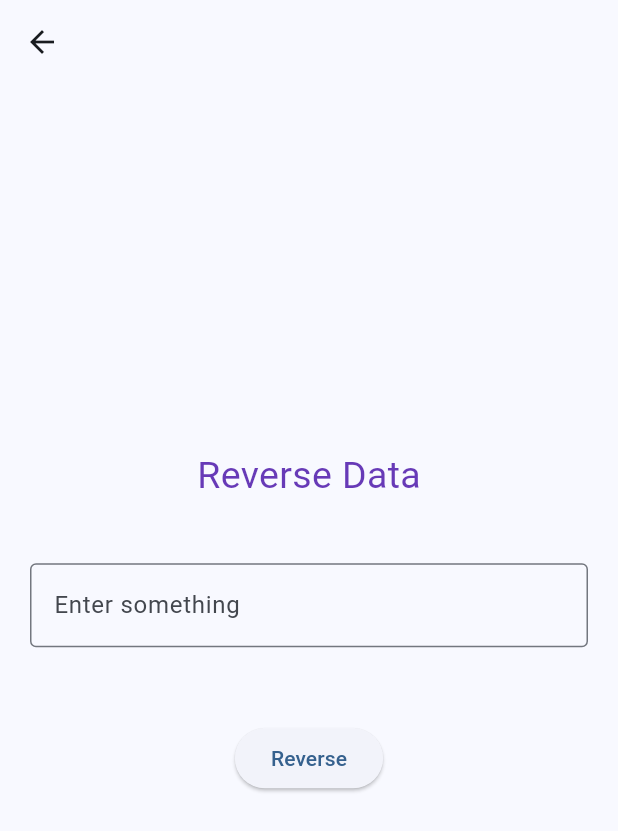
After one commit to Anandhup123/flutter_batch5, a Flutter app: the Screen8 screen opened directly, after a tap on the "arrow forward" icon, on a phone screen of 412 x 824 dp. The commit adds this screen. Shown: the top 831 px of the screen. Run offline on Flutter 3.47's test engine with Material 3 defaults, Android fonts, the phone set to English and light mode, and no system bars.

Commit message:
added new file and done some operations including text Reversing 26/092024

```diff
--- a/lib/page7.dart
+++ b/lib/page7.dart
@@ -1,4 +1,5 @@
 import 'package:flutter/material.dart';
+import 'package:flutter_batch5/page8.dart';
 
 class Screen8 extends StatefulWidget {
   Screen8({super.key});
@@ -14,6 +15,17 @@ class _Screen8State extends State<Screen8> {
   Widget build(BuildContext context) {
     return Scaffold(
       appBar: AppBar(
+        actions: [
+          IconButton(
+              onPressed: () {
+                Navigator.of(context).push(
+                  MaterialPageRoute(
+                    builder: (context) => Screen9(),
+                  ),
+                );
+              },
+              icon: Icon(Icons.arrow_forward)),
+        ],
         backgroundColor: Colors.blue,
       ),
       body: SafeArea(
--- /dev/null
+++ b/lib/page8.dart
@@ -0,0 +1,65 @@
+import 'package:flutter/material.dart';
+
+class Screen9 extends StatefulWidget {
+  const Screen9({super.key});
+
+  @override
+  State<Screen9> createState() => _Screen9State();
+}
+
+class _Screen9State extends State<Screen9> {
+  final _data = TextEditingController();
+  String _reversed = "";
+  @override
+  Widget build(BuildContext context) {
+    return Scaffold(
+      appBar: AppBar(),
+      body: SafeArea(
+        child: Center(
+          child: Column(
+            mainAxisAlignment: MainAxisAlignment.center,
+            children: [
+              Text(
+                "Reverse Data",
+                style: TextStyle(
+                  color: Colors.deepPurple,
+                  fontSize: 25,
+                  fontWeight: FontWeight.w400,
+                ),
+              ),
+              SizedBox(
+                height: 20,
+              ),
+              Container(
+                margin: EdgeInsets.all(20),
+                child: TextField(
+                  controller: _data,
+                  decoration: InputDecoration(
+                    label: Text("Enter something"),
+                    border: OutlineInputBorder(),
+                  ),
+                ),
+              ),
+              SizedBox(
+                height: 30,
+              ),
+              ElevatedButton(
+                onPressed: () {
+                  setState(() {
+                    _data.text =
+                        _data.text.toString().split('').reversed.join();
+                  });
+                },
+                child: Text("Reverse"),
+              ),
+              Text("$_reversed"),
+              SizedBox(
+                height: 30,
+              ),
+            ],
+          ),
+        ),
+      ),
+    );
+  }
+}
```
